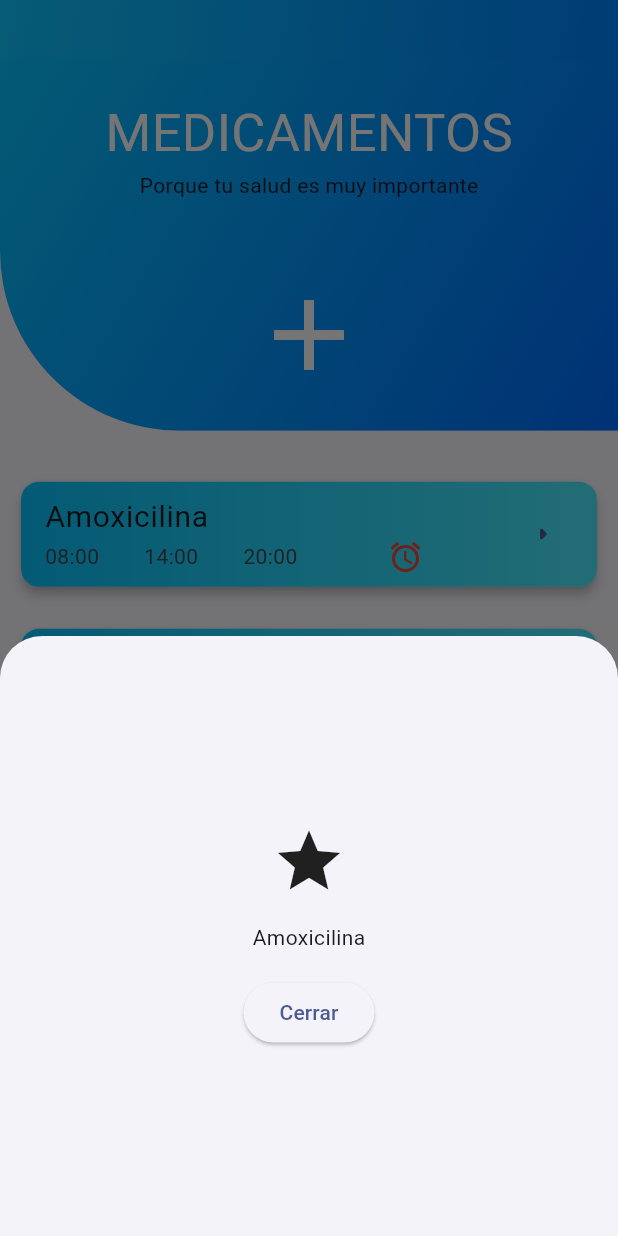
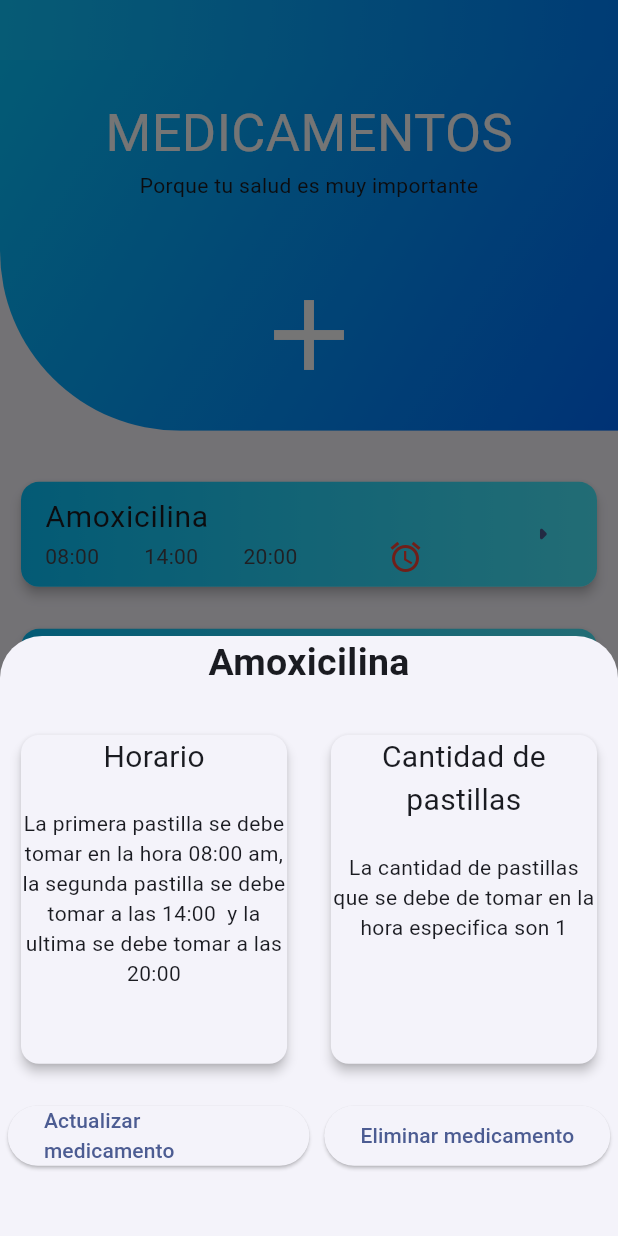
Before and after one commit to HarryOreLara/tesis-app, a Flutter app: the MedicinesScreen screen opened by its route, after a tap on "Amoxicilina", on a phone screen of 412 x 824 dp. Run offline on Flutter 3.47's test engine with Material 2 defaults, Android fonts, the light colour scheme and no system bars; our stand-ins replace animate_do, flutter_riverpod, go_router.

Commit message:
Modal de detalles de medicamento terminado

```diff
--- a/lib/config/constants/medicines/medicines_contant.dart
+++ b/lib/config/constants/medicines/medicines_contant.dart
@@ -22,14 +22,14 @@ const itemsMedicineConstant = <MedicinesConstant>[
       horaInicio: '08:00',
       horaIntermedio: '14:00',
       horaFin: '20:00',
-      cantidadMedicamentos: 2,
+      cantidadMedicamentos: 1,
       idMedicine: '1'),
   MedicinesConstant(
       nombre: 'Amoxicilina',
       horaInicio: '08:00',
       horaIntermedio: '14:00',
       horaFin: '20:00',
-      cantidadMedicamentos: 2,
+      cantidadMedicamentos: 3,
       idMedicine: '2'),
   MedicinesConstant(
       idMedicine: '3',
@@ -44,7 +44,7 @@ const itemsMedicineConstant = <MedicinesConstant>[
       horaInicio: '08:00',
       horaIntermedio: '14:00',
       horaFin: '20:00',
-      cantidadMedicamentos: 2),
+      cantidadMedicamentos: 1),
   MedicinesConstant(
       idMedicine: '5',
       nombre: 'Aspirina',
--- a/lib/presentation/screens/medicines/medicines_screen.dart
+++ b/lib/presentation/screens/medicines/medicines_screen.dart
@@ -44,7 +44,6 @@ class _CustomAppbar extends StatelessWidget {
 
 class _CardTittleMedicamentos extends StatelessWidget {
   const _CardTittleMedicamentos({
-
     required this.size,
   });
 
@@ -67,26 +66,32 @@ class _CardTittleMedicamentos extends StatelessWidget {
                   Color.fromARGB(255, 7, 197, 255),
                   Color.fromARGB(255, 0, 109, 255),
                 ], begin: Alignment.topLeft, end: Alignment.bottomRight)),
-                child: const Column(
+                child: Column(
                   mainAxisAlignment: MainAxisAlignment.center,
                   children: [
-                    Center(
+                    const Center(
                       child: Text(
                         'MEDICAMENTOS',
                         style: TextStyle(fontSize: 35, color: Colors.white),
                       ),
                     ),
-                    Center(
+                    const Center(
                       child: Text('Porque tu salud es muy importante'),
                     ),
-                    SizedBox(
+                    const SizedBox(
                       height: 50,
                     ),
                     Center(
-                      child: Icon(
-                        Icons.add,
-                        size: 80,
-                        color: Colors.white,
+                      child: GestureDetector(
+                        onTap: () {
+                          //TODO: Añadir funcionalidad para agregar nuevo medicamento
+                          print('Buscando añadir');
+                        },
+                        child: const Icon(
+                          Icons.add,
+                          size: 80,
+                          color: Colors.white,
+                        ),
                       ),
                     ),
                   ],
@@ -196,8 +201,10 @@ class _ListCustomItemsMedicine extends StatelessWidget {
                 showModalBottomSheet(
                   context: context,
                   builder: (context) {
-                    return ModalMedicineDetail(
-                        size: size, itemMedicine: itemMedicine);
+                    return FadeInRight(
+                      child: ModalMedicineDetail(
+                          size: size, itemMedicine: itemMedicine),
+                    );
                   },
                 );
               },
--- a/lib/presentation/widgets/medicine/modal_medicine_detail.dart
+++ b/lib/presentation/widgets/medicine/modal_medicine_detail.dart
@@ -2,7 +2,8 @@ import 'package:flutter/material.dart';
 import 'package:tesis_app/config/constants/medicines/medicines_contant.dart';
 
 class ModalMedicineDetail extends StatelessWidget {
-  const ModalMedicineDetail({super.key,
+  const ModalMedicineDetail({
+    super.key,
     required this.size,
     required this.itemMedicine,
   });
@@ -12,28 +13,110 @@ class ModalMedicineDetail extends StatelessWidget {
 
   @override
   Widget build(BuildContext context) {
+    final String horaMedia =
+        "la segunda pastilla se debe tomar a las ${itemMedicine.horaIntermedio} ";
     return SizedBox(
       height: 400,
       width: size.width * 1,
       child: Column(
-        mainAxisAlignment: MainAxisAlignment.center,
         children: [
-          const Icon(
-            Icons.star,
-            size: 50,
+          SizedBox(
+            width: size.width * 1.0,
+            child: Center(
+              child: Text(
+                itemMedicine.nombre,
+                style: const TextStyle(
+                  fontSize: 25.0,
+                  fontWeight: FontWeight.bold,
+                ),
+              ),
+            ),
           ),
-          const SizedBox(
-            height: 16.0,
-          ),
-          Text(itemMedicine.nombre),
           const SizedBox(
             height: 16,
           ),
-          ElevatedButton(
-              onPressed: () {
-                Navigator.pop(context);
-              },
-              child: const Text('Cerrar'))
+          SizedBox(
+            height: size.height * 0.3,
+            child: Padding(
+              padding: const EdgeInsets.all(10),
+              child: Row(children: [
+                SizedBox(
+                  width: size.width * 0.45,
+                  child: Card(
+                    elevation: 3,
+                    child: Column(
+                      children: [
+                        const Center(
+                          child: Text(
+                            'Horario',
+                            style: TextStyle(fontSize: 20),
+                          ),
+                        ),
+                        const SizedBox(
+                          height: 20,
+                        ),
+                        Center(
+                          child: Text(
+                            'La primera pastilla se debe tomar en la hora ${itemMedicine.horaInicio} am, ${itemMedicine.horaIntermedio == "" ? '' : horaMedia} y la ultima se debe tomar a las ${itemMedicine.horaFin}',
+                            textAlign: TextAlign.center,
+                          ),
+                        )
+                      ],
+                    ),
+                  ),
+                ),
+                const Spacer(),
+                SizedBox(
+                  width: size.width * 0.45,
+                  child: Card(
+                    elevation: 3,
+                    child: Column(
+                      children: [
+                        const Center(
+                          child: Text(
+                            'Cantidad de pastillas',
+                            textAlign: TextAlign.center,
+                            style: TextStyle(fontSize: 20),
+                          ),
+                        ),
+                        const SizedBox(
+                          height: 20,
+                        ),
+                        Center(
+                          child: Text(
+                            'La cantidad de pastillas que se debe de tomar en la hora especifica son ${itemMedicine.cantidadMedicamentos}',
+                            textAlign: TextAlign.center,
+                          ),
+                        )
+                      ],
+                    ),
+                  ),
+                ),
+              ]),
+            ),
+          ),
+          const SizedBox(
+            height: 10,
+          ),
+          Row(
+            mainAxisAlignment: MainAxisAlignment.spaceEvenly,
+            mainAxisSize: MainAxisSize.min,
+            children: [
+              Flexible(
+                child: ElevatedButton(
+                    onPressed: () {},
+                    child: const Text('Actualizar medicamento')),
+              ),
+              const SizedBox(
+                width: 10,
+              ),
+              Flexible(
+                child: ElevatedButton(
+                    onPressed: () {},
+                    child: const Text('Eliminar medicamento')),
+              )
+            ],
+          )
         ],
       ),
     );
```
